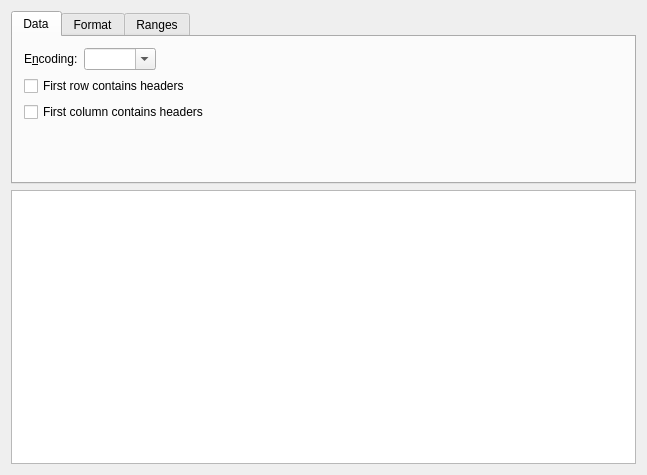
This is libs/widgets/KoCsvImportDialog.ui in KDE/calligra as Qt 5 draws it before an edit. The edited form follows.
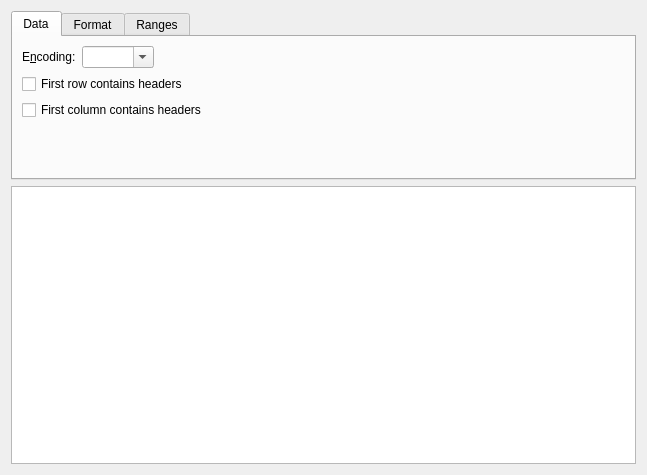
This is the edited form. Custom widgets are drawn as their Qt base class.

Commit message: Remove hardcoded layoutdefault in UI files, for default spacing from style

What changed in the file:
```diff
--- a/libs/widgets/KoCsvImportDialog.ui
+++ b/libs/widgets/KoCsvImportDialog.ui
@@ -567,7 +567,6 @@
    </item>
   </layout>
  </widget>
- <layoutdefault spacing="6" margin="11"/>
  <customwidgets>
   <customwidget>
    <class>KComboBox</class>
```
The commit also changes 9 other files.
